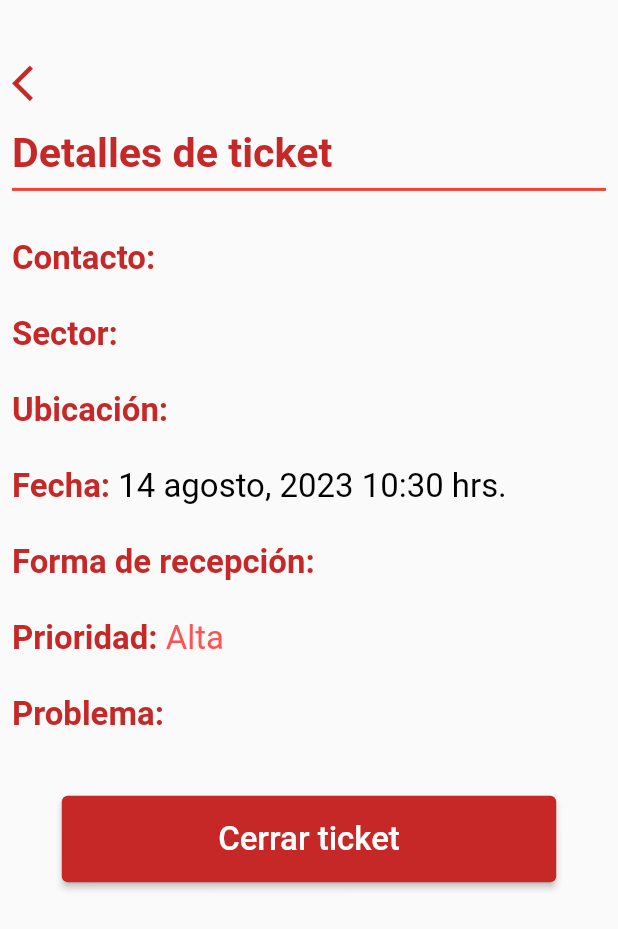
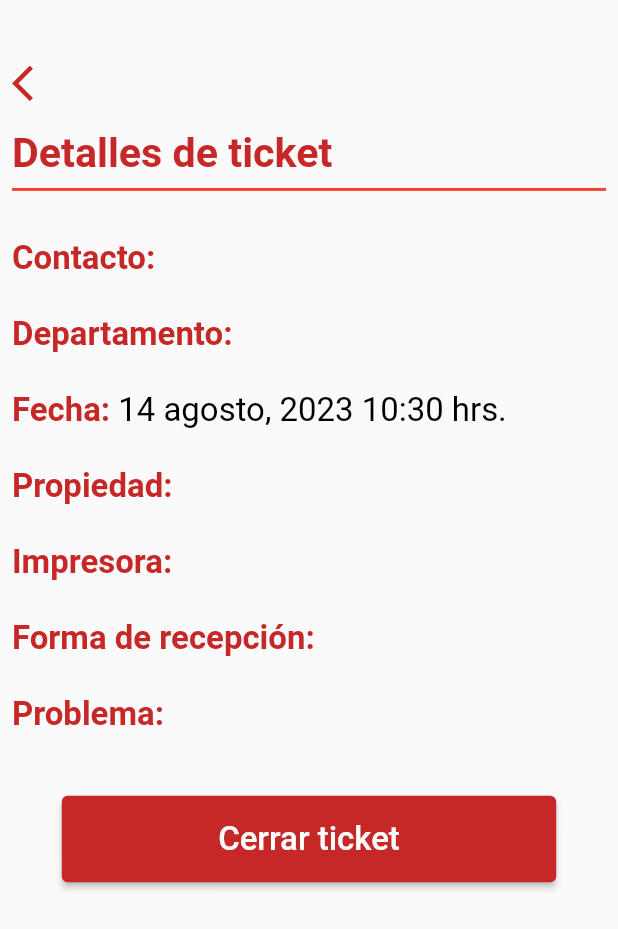
Before and after one commit to jOrdenesC/tickets-molina, a Flutter app: the ViewTicket screen opened directly with empty values, on a phone screen of 412 x 824 dp. Shown: the top 929 px of the screen. Run offline on Flutter 3.47's test engine with Material 2 defaults, Android fonts, the phone set to English and light mode, and no system bars; our stand-ins replace animate_do, cloud_firestore, firebase_auth, firebase_core, firebase_messaging, get and 3 more; missing offline and left inert: fluid_bottom_nav_bar, flutter_inapp_notifications; accounts and stored records are empty.

Commit message:
tickets-ti

```diff
--- a/lib/database/ticket.dart
+++ b/lib/database/ticket.dart
@@ -11,7 +11,7 @@ class TicketsDB {
     try {
       FirebaseFirestore.instance.collection('tickets').doc(id).update({
         'resolution': details,
-        'status': 'resolved',
+        'status': 'revision',
         'dateResolved': FieldValue.serverTimestamp()
       });
       return true;
--- a/lib/pages/splash.dart
+++ b/lib/pages/splash.dart
@@ -2,7 +2,6 @@ import 'package:animate_do/animate_do.dart';
 import 'package:flutter/material.dart';
 import 'package:shared_preferences/shared_preferences.dart';
 import 'package:sizer/sizer.dart';
-import 'package:tickets/pages/home_page.dart';
 import 'package:tickets/pages/login.dart';
 import 'package:tickets/pages/main_page_user.dart';
 
--- a/lib/pages/view_ticket.dart
+++ b/lib/pages/view_ticket.dart
@@ -1,6 +1,8 @@
 import 'package:flutter/material.dart';
 import 'package:intl/intl.dart';
 import 'package:sizer/sizer.dart';
+import 'package:tickets/database/printers.dart';
+import 'package:tickets/database/propertys.dart';
 import 'package:tickets/database/sectors.dart';
 import 'package:tickets/pages/finish_page.dart';
 
@@ -73,14 +75,15 @@ class _ViewTicketState extends State<ViewTicket> {
               height: 3.0.h,
             ),
             FutureBuilder(
-                future: SectorsDB().getNameSector(widget.data['idSectors']),
+                future: DepartmentsDB()
+                    .getNameDepartment(widget.data['department']),
                 builder: (context, AsyncSnapshot snapshot) {
                   if (snapshot.connectionState == ConnectionState.waiting) {
                     return const SizedBox.shrink();
                   }
                   return RichText(
                       text: TextSpan(
-                          text: 'Sector:',
+                          text: 'Departamento:',
                           style: TextStyle(
                               color: Colors.red.shade800,
                               fontSize: 16.0.sp,
@@ -94,24 +97,6 @@ class _ViewTicketState extends State<ViewTicket> {
                                 fontSize: 16.0.sp))
                       ]));
                 }),
-            SizedBox(
-              height: 3.0.h,
-            ),
-            RichText(
-                text: TextSpan(
-                    text: 'Ubicación:',
-                    style: TextStyle(
-                        color: Colors.red.shade800,
-                        fontSize: 16.0.sp,
-                        fontWeight: FontWeight.bold),
-                    children: [
-                  TextSpan(
-                      text: ' ${widget.data['address']}',
-                      style: TextStyle(
-                          color: Colors.black,
-                          fontWeight: FontWeight.w400,
-                          fontSize: 16.0.sp))
-                ])),
             SizedBox(
               height: 3.0.h,
             ),
@@ -131,7 +116,56 @@ class _ViewTicketState extends State<ViewTicket> {
                           fontWeight: FontWeight.w400,
                           fontSize: 16.0.sp))
                 ])),
-            // Text('Fecha: ${widget.data['date'].toDate()}'),
+            SizedBox(
+              height: 3.0.h,
+            ),
+            FutureBuilder(
+                future: PropertysDB().getNamePropertys(widget.data['property']),
+                builder: (context, AsyncSnapshot snapshot) {
+                  if (snapshot.connectionState == ConnectionState.waiting) {
+                    return const SizedBox.shrink();
+                  }
+                  return RichText(
+                      text: TextSpan(
+                          text: 'Propiedad:',
+                          style: TextStyle(
+                              color: Colors.red.shade800,
+                              fontSize: 16.0.sp,
+                              fontWeight: FontWeight.bold),
+                          children: [
+                        TextSpan(
+                            text: ' ${snapshot.data}',
+                            style: TextStyle(
+                                color: Colors.black,
+                                fontWeight: FontWeight.w400,
+                                fontSize: 16.0.sp))
+                      ]));
+                }),
+            SizedBox(
+              height: 3.0.h,
+            ),
+            FutureBuilder(
+                future: PrintersDB().getNamePrinters(widget.data['printer']),
+                builder: (context, AsyncSnapshot snapshot) {
+                  if (snapshot.connectionState == ConnectionState.waiting) {
+                    return const SizedBox.shrink();
+                  }
+                  return RichText(
+                      text: TextSpan(
+                          text: 'Impresora:',
+                          style: TextStyle(
+                              color: Colors.red.shade800,
+                              fontSize: 16.0.sp,
+                              fontWeight: FontWeight.bold),
+                          children: [
+                        TextSpan(
+                            text: ' ${snapshot.data}',
+                            style: TextStyle(
+                                color: Colors.black,
+                                fontWeight: FontWeight.w400,
+                                fontSize: 16.0.sp))
+                      ]));
+                }),
             SizedBox(
               height: 3.0.h,
             ),
@@ -155,32 +189,6 @@ class _ViewTicketState extends State<ViewTicket> {
             ),
             RichText(
                 text: TextSpan(
-                    text: 'Prioridad: ',
-                    style: TextStyle(
-                        color: Colors.red.shade800,
-                        fontSize: 16.0.sp,
-                        fontWeight: FontWeight.bold),
-                    children: [
-                  TextSpan(
-                      text: widget.data['priority'] == 'low'
-                          ? 'Baja'
-                          : widget.data['priority'] == 'medium'
-                              ? 'Media'
-                              : 'Alta',
-                      style: TextStyle(
-                          color: widget.data['priority'] == 'low'
-                              ? Colors.green
-                              : widget.data['priority'] == 'medium'
-                                  ? Colors.yellow.shade800
-                                  : Colors.redAccent,
-                          fontWeight: FontWeight.w400,
-                          fontSize: 16.0.sp))
-                ])),
-            SizedBox(
-              height: 3.0.h,
-            ),
-            RichText(
-                text: TextSpan(
                     text: 'Problema:',
                     style: TextStyle(
                         color: Colors.red.shade800,
@@ -188,7 +196,7 @@ class _ViewTicketState extends State<ViewTicket> {
                         fontWeight: FontWeight.bold),
                     children: [
                   TextSpan(
-                      text: ' ${widget.data['details']}',
+                      text: ' ${widget.data['description']}',
                       style: TextStyle(
                           color: Colors.black,
                           fontWeight: FontWeight.w400,
--- a/lib/utils/motion.dart
+++ b/lib/utils/motion.dart
@@ -6,6 +6,7 @@ class Utils {
   alertNormal(String text, String title, BuildContext context) {
     MotionToast(
       width: 90.0.w,
+      height: 15.0.h,
       title: Text(
         title,
         style: TextStyle(fontWeight: FontWeight.bold, fontSize: 15.0.sp),
```
Also changed, not shown: lib/database/printers.dart (added, +14 -0 lines), lib/database/propertys.dart (added, +14 -0 lines), lib/database/sectors.dart (+5 -6 lines), lib/pages/home_page.dart (+48 -60 lines), 5 other files.
